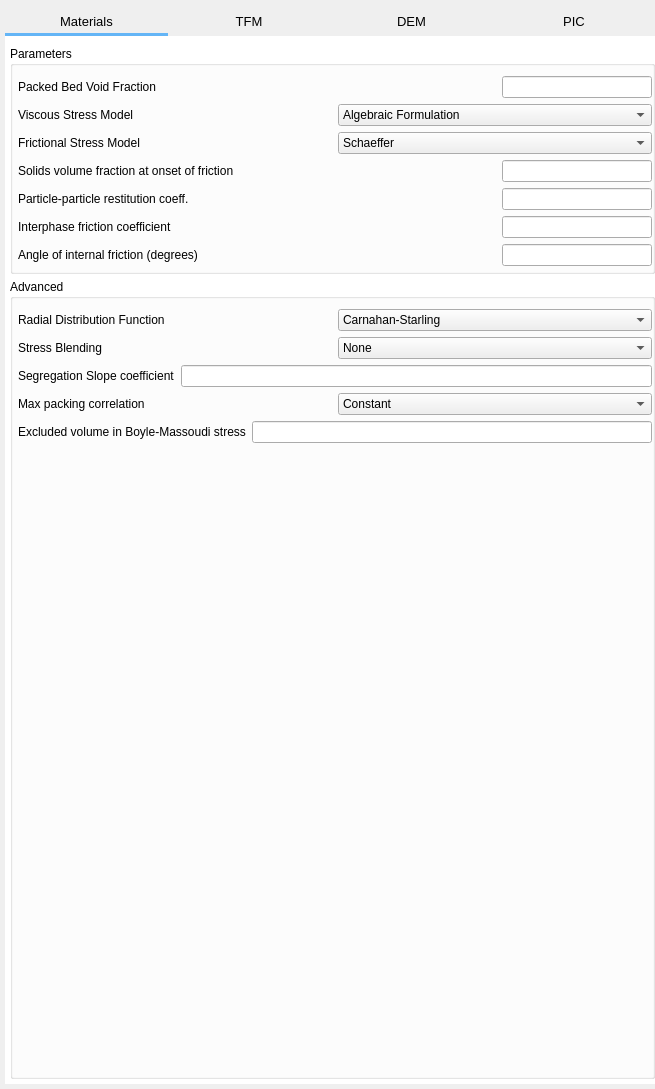
This is gui/uifiles/solids.ui in truongd8593/mfix as Qt 5 draws it before an edit. The edited form follows.
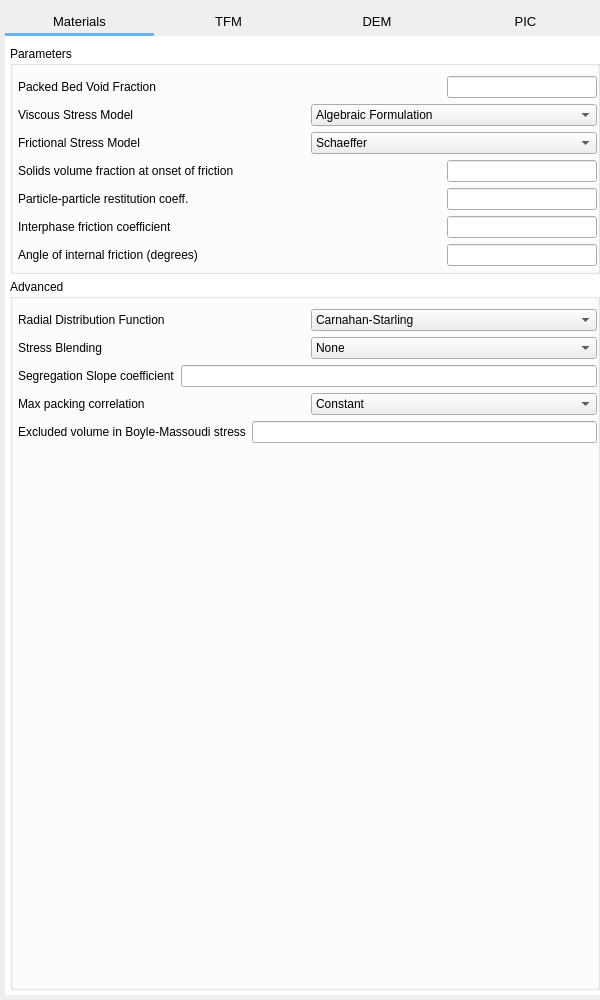
This is the edited form. The open tabs and pages were chosen to show the change. Custom widgets are drawn as their Qt base class.

Diff of the .ui file:
```diff
--- a/gui/uifiles/solids.ui
+++ b/gui/uifiles/solids.ui
@@ -6,8 +6,8 @@
    <rect>
     <x>0</x>
     <y>0</y>
-    <width>655</width>
-    <height>1089</height>
+    <width>600</width>
+    <height>1000</height>
    </rect>
   </property>
   <property name="sizePolicy">
@@ -1273,6 +1273,9 @@
          <property name="title">
           <string>Parameters</string>
          </property>
+         <property name="flat">
+          <bool>true</bool>
+         </property>
          <layout class="QVBoxLayout" name="verticalLayout">
           <property name="leftMargin">
            <number>5</number>
```
Left out of the diff: 3 changed lines with no effect on the pictures.
